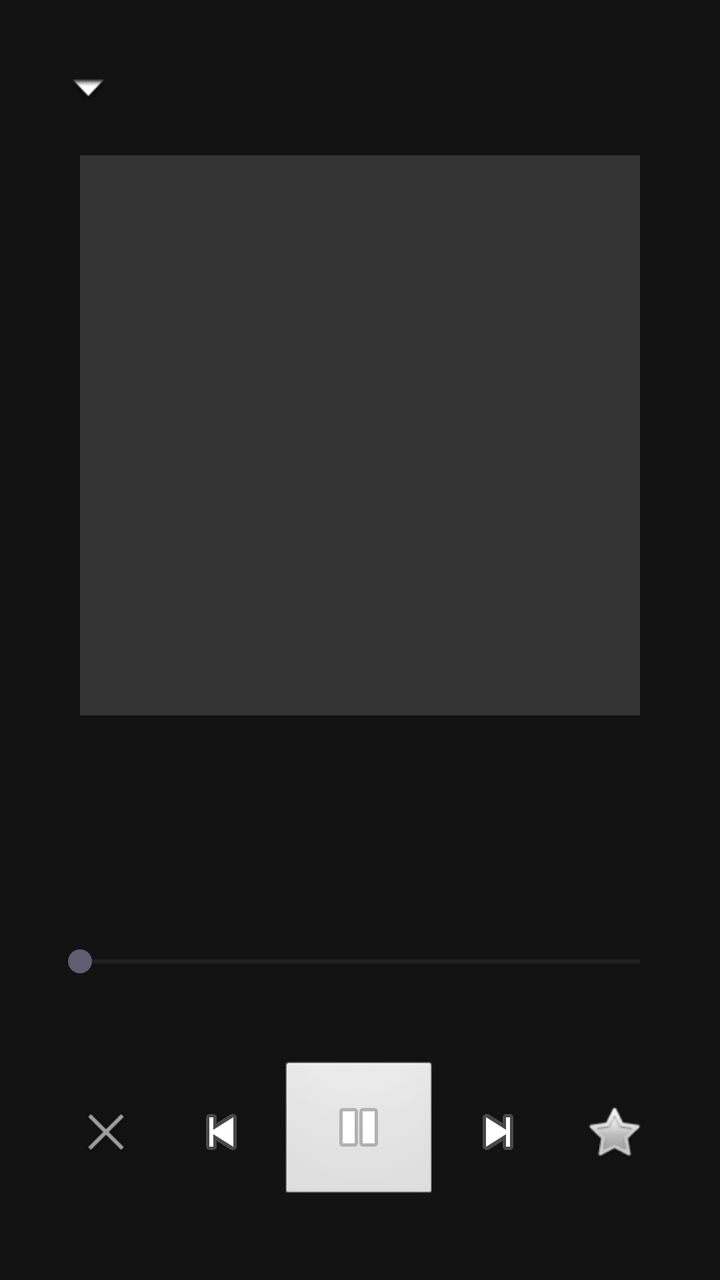
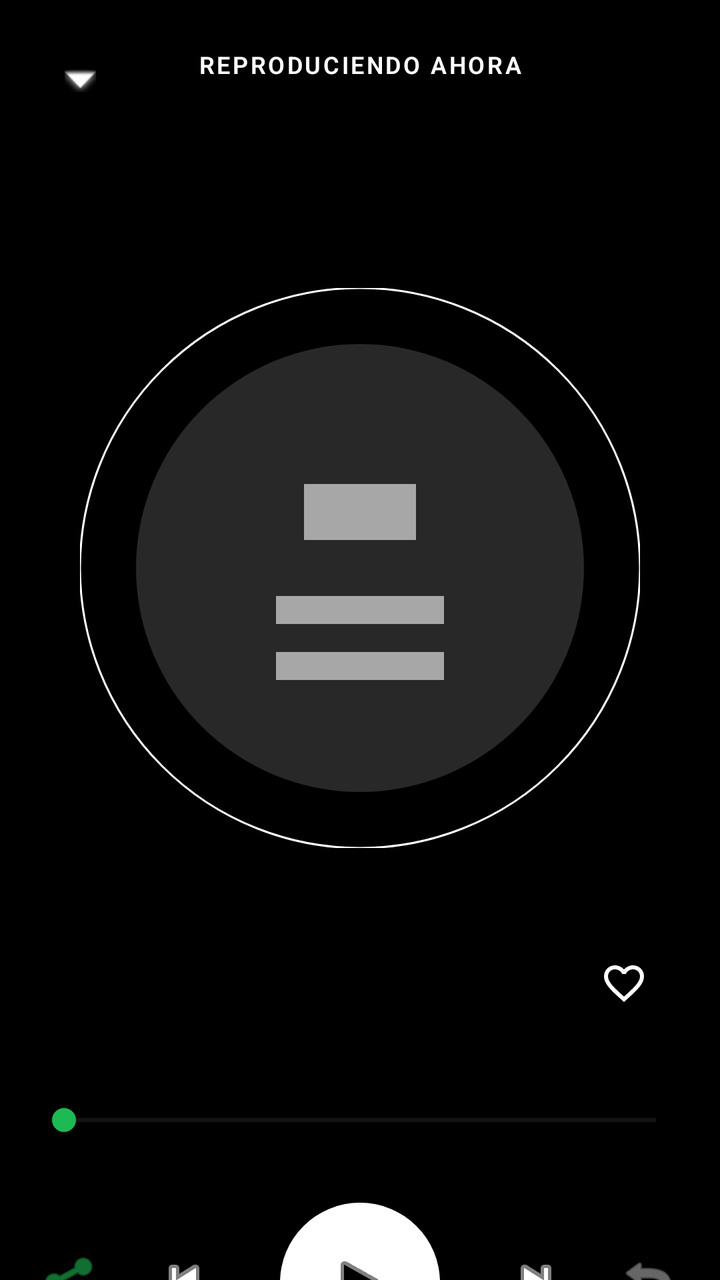

Before-and-after screenshots of an Android layout around one commit, followed by the original layout XML and the change that was made.
<!-- AndroidManifest.xml: application theme Theme.Localfly -->
<!-- res/layout/activity_now_playing.xml -->
<?xml version="1.0" encoding="utf-8"?>
<LinearLayout xmlns:android="http://schemas.android.com/apk/res/android"
    android:layout_width="match_parent"
    android:layout_height="match_parent"
    android:orientation="vertical"
    android:background="#121212"
    android:padding="24dp">

    <ImageButton
        android:id="@+id/btnClose"
        android:layout_width="40dp"
        android:layout_height="40dp"
        android:layout_gravity="start"
        android:background="?attr/selectableItemBackgroundBorderless"
        android:src="@android:drawable/arrow_down_float" />

    <Space
        android:layout_width="0dp"
        android:layout_height="0dp"
        android:layout_weight="1" />

    <ImageView
        android:id="@+id/ivFullCover"
        android:layout_width="280dp"
        android:layout_height="280dp"
        android:layout_gravity="center_horizontal"
        android:scaleType="centerCrop"
        android:background="#333333"
        android:layout_marginBottom="32dp" />

    <TextView
        android:id="@+id/tvFullTitle"
        android:layout_width="match_parent"
        android:layout_height="wrap_content"
        android:textColor="#FFFFFF"
        android:textSize="24sp"
        android:textStyle="bold"
        android:gravity="center"
        android:maxLines="2"
        android:ellipsize="end" />

    <TextView
        android:id="@+id/tvFullArtist"
        android:layout_width="match_parent"
        android:layout_height="wrap_content"
        android:textColor="#AAAAAA"
        android:textSize="16sp"
        android:gravity="center"
        android:layout_marginTop="4dp"
        android:layout_marginBottom="24dp"
        android:maxLines="1"
        android:ellipsize="end" />

    <SeekBar
        android:id="@+id/seekBarProgress"
        android:layout_width="match_parent"
        android:layout_height="wrap_content" />

    <LinearLayout
        android:layout_width="match_parent"
        android:layout_height="wrap_content"
        android:orientation="horizontal">

        <TextView
            android:id="@+id/tvCurrentTime"
            android:layout_width="0dp"
            android:layout_height="wrap_content"
            android:layout_weight="1"
            android:textColor="#AAAAAA"
            android:textSize="12sp" />

        <TextView
            android:id="@+id/tvTotalTime"
            android:layout_width="0dp"
            android:layout_height="wrap_content"
            android:layout_weight="1"
            android:gravity="end"
            android:textColor="#AAAAAA"
            android:textSize="12sp" />

    </LinearLayout>

    <LinearLayout
        android:layout_width="match_parent"
        android:layout_height="wrap_content"
        android:orientation="horizontal"
        android:gravity="center_vertical"
        android:layout_marginTop="24dp">

        <ImageButton
            android:id="@+id/btnFullDislike"
            android:layout_width="0dp"
            android:layout_height="48dp"
            android:layout_weight="1"
            android:background="?attr/selectableItemBackgroundBorderless"
            android:src="@android:drawable/ic_menu_close_clear_cancel" />

        <ImageButton
            android:id="@+id/btnFullPrev"
            android:layout_width="0dp"
            android:layout_height="48dp"
            android:layout_weight="1"
            android:background="?attr/selectableItemBackgroundBorderless"
            android:src="@android:drawable/ic_media_previous" />

        <ImageButton
            android:id="@+id/btnFullPlayPause"
            android:layout_width="0dp"
            android:layout_height="72dp"
            android:layout_weight="1.4"
            android:background="@android:drawable/btn_default"
            android:src="@android:drawable/ic_media_pause" />

        <ImageButton
            android:id="@+id/btnFullNext"
            android:layout_width="0dp"
            android:layout_height="48dp"
            android:layout_weight="1"
            android:background="?attr/selectableItemBackgroundBorderless"
            android:src="@android:drawable/ic_media_next" />

        <ImageButton
            android:id="@+id/btnFullLike"
            android:layout_width="0dp"
            android:layout_height="48dp"
            android:layout_weight="1"
            android:background="?attr/selectableItemBackgroundBorderless"
            android:src="@android:drawable/btn_star_big_off" />

    </LinearLayout>

    <Space
        android:layout_width="0dp"
        android:layout_height="0dp"
        android:layout_weight="1" />

</LinearLayout>
<!-- resources referenced by this layout -->
<resources>
  <style name="Theme.Localfly" parent="Base.Theme.Localfly" />
  <style name="Base.Theme.Localfly" parent="Theme.Material3.DayNight.NoActionBar">
          
          
      </style>
</resources>

<!-- the commit's change to res/layout/activity_now_playing.xml (unified diff, before → after) -->
@@ -1,137 +1,205 @@
 <?xml version="1.0" encoding="utf-8"?>
-<LinearLayout xmlns:android="http://schemas.android.com/apk/res/android"
+<androidx.constraintlayout.widget.ConstraintLayout xmlns:android="http://schemas.android.com/apk/res/android"
+    xmlns:app="http://schemas.android.com/apk/res-auto"
     android:layout_width="match_parent"
     android:layout_height="match_parent"
-    android:orientation="vertical"
-    android:background="#121212"
-    android:padding="24dp">
-
+    android:background="#000000">
+
+    
+    <ImageView
+        android:id="@+id/ivBlurredBackground"
+        android:layout_width="match_parent"
+        android:layout_height="match_parent"
+        android:scaleType="centerCrop"
+        android:alpha="0.4" />
+
+    <View
+        android:layout_width="match_parent"
+        android:layout_height="match_parent"
+        android:background="#66000000"
+        app:layout_constraintTop_toTopOf="parent"
+        app:layout_constraintBottom_toBottomOf="parent"
+        app:layout_constraintStart_toStartOf="parent"
+        app:layout_constraintEnd_toEndOf="parent" />
+
+    
     <ImageButton
         android:id="@+id/btnClose"
-        android:layout_width="40dp"
-        android:layout_height="40dp"
-        android:layout_gravity="start"
+        android:layout_width="48dp"
+        android:layout_height="48dp"
+        android:layout_margin="16dp"
         android:background="?attr/selectableItemBackgroundBorderless"
-        android:src="@android:drawable/arrow_down_float" />
-
-    <Space
-        android:layout_width="0dp"
-        android:layout_height="0dp"
-        android:layout_weight="1" />
-
-    <ImageView
-        android:id="@+id/ivFullCover"
+        android:src="@android:drawable/arrow_down_float"
+        app:layout_constraintStart_toStartOf="parent"
+        app:layout_constraintTop_toTopOf="parent"
+        app:tint="#FFFFFF" />
+
+    <TextView
+        android:layout_width="wrap_content"
+        android:layout_height="wrap_content"
+        android:text="REPRODUCIENDO AHORA"
+        android:textColor="#FFFFFF"
+        android:textSize="12sp"
+        android:textStyle="bold"
+        android:letterSpacing="0.1"
+        app:layout_constraintBottom_toBottomOf="@id/btnClose"
+        app:layout_constraintEnd_toEndOf="parent"
+        app:layout_constraintStart_toStartOf="parent"
+        app:layout_constraintTop_toTopOf="parent" />
+
+    
+    <com.google.android.material.imageview.ShapeableImageView
+        android:id="@+id/ivCircularImage"
         android:layout_width="280dp"
         android:layout_height="280dp"
-        android:layout_gravity="center_horizontal"
+        android:layout_marginTop="80dp"
         android:scaleType="centerCrop"
-        android:background="#333333"
-        android:layout_marginBottom="32dp" />
-
+        android:src="@drawable/ic_music_placeholder"
+        app:layout_constraintEnd_toEndOf="parent"
+        app:layout_constraintStart_toStartOf="parent"
+        app:layout_constraintTop_toBottomOf="@id/btnClose"
+        app:shapeAppearanceOverlay="@style/CircleImage"
+        app:strokeColor="#FFFFFF"
+        app:strokeWidth="1dp" />
+
+    
     <TextView
         android:id="@+id/tvFullTitle"
-        android:layout_width="match_parent"
-        android:layout_height="wrap_content"
+        android:layout_width="0dp"
+        android:layout_height="wrap_content"
+        android:layout_marginStart="32dp"
+        android:layout_marginTop="40dp"
+        android:layout_marginEnd="32dp"
         android:textColor="#FFFFFF"
-        android:textSize="24sp"
+        android:textSize="22sp"
         android:textStyle="bold"
-        android:gravity="center"
-        android:maxLines="2"
-        android:ellipsize="end" />
+        app:layout_constraintEnd_toStartOf="@+id/btnFullLike"
+        app:layout_constraintStart_toStartOf="parent"
+        app:layout_constraintTop_toBottomOf="@id/ivCircularImage" />
 
     <TextView
         android:id="@+id/tvFullArtist"
-        android:layout_width="match_parent"
-        android:layout_height="wrap_content"
+        android:layout_width="0dp"
+        android:layout_height="wrap_content"
+        android:layout_marginTop="4dp"
         android:textColor="#AAAAAA"
         android:textSize="16sp"
-        android:gravity="center"
-        android:layout_marginTop="4dp"
-        android:layout_marginBottom="24dp"
-        android:maxLines="1"
-        android:ellipsize="end" />
-
+        app:layout_constraintEnd_toEndOf="@id/tvFullTitle"
+        app:layout_constraintStart_toStartOf="@id/tvFullTitle"
+        app:layout_constraintTop_toBottomOf="@id/tvFullTitle" />
+
+    <ImageButton
+        android:id="@+id/btnFullLike"
+        android:layout_width="48dp"
+        android:layout_height="48dp"
+        android:layout_marginEnd="24dp"
+        android:background="?attr/selectableItemBackgroundBorderless"
+        android:src="@drawable/ic_like_off"
+        app:layout_constraintBottom_toBottomOf="@id/tvFullArtist"
+        app:layout_constraintEnd_toEndOf="parent"
+        app:layout_constraintTop_toTopOf="@id/tvFullTitle"
+        app:tint="#FFFFFF" />
+
+    <ImageButton
+        android:id="@+id/btnFullDislike"
+        android:layout_width="48dp"
+        android:layout_height="48dp"
+        android:layout_marginStart="24dp"
+        android:background="?attr/selectableItemBackgroundBorderless"
+        android:src="@drawable/ic_dislike"
+        app:layout_constraintBottom_toBottomOf="@id/tvFullArtist"
+        app:layout_constraintStart_toStartOf="parent"
+        app:layout_constraintTop_toTopOf="@id/tvFullTitle"
+        app:tint="#FFFFFF"
+        android:visibility="gone"/>
+
+    
     <SeekBar
         android:id="@+id/seekBarProgress"
+        android:layout_width="0dp"
+        android:layout_height="wrap_content"
+        android:layout_marginStart="16dp"
+        android:layout_marginTop="32dp"
+        android:layout_marginEnd="16dp"
+        android:progressTint="#1DB954"
+        android:thumbTint="#1DB954"
+        app:layout_constraintEnd_toEndOf="parent"
+        app:layout_constraintStart_toStartOf="parent"
+        app:layout_constraintTop_toBottomOf="@id/tvFullArtist" />
+
+    <TextView
+        android:id="@+id/tvCurrentTime"
+        android:layout_width="wrap_content"
+        android:layout_height="wrap_content"
+        android:layout_marginStart="24dp"
+        android:textColor="#AAAAAA"
+        android:textSize="12sp"
+        app:layout_constraintStart_toStartOf="parent"
+        app:layout_constraintTop_toBottomOf="@id/seekBarProgress" />
+
+    <TextView
+        android:id="@+id/tvTotalTime"
+        android:layout_width="wrap_content"
+        android:layout_height="wrap_content"
+        android:layout_marginEnd="24dp"
+        android:textColor="#AAAAAA"
+        android:textSize="12sp"
+        app:layout_constraintEnd_toEndOf="parent"
+        app:layout_constraintTop_toBottomOf="@id/seekBarProgress" />
+
+    
+    <LinearLayout
+        android:id="@+id/llControls"
         android:layout_width="match_parent"
-        android:layout_height="wrap_content" />
-
-    <LinearLayout
-        android:layout_width="match_parent"
-        android:layout_height="wrap_content"
-        android:orientation="horizontal">
-
-        <TextView
-            android:id="@+id/tvCurrentTime"
-            android:layout_width="0dp"
-            android:layout_height="wrap_content"
-            android:layout_weight="1"
-            android:textColor="#AAAAAA"
-            android:textSize="12sp" />
-
-        <TextView
-            android:id="@+id/tvTotalTime"
-            android:layout_width="0dp"
-            android:layout_height="wrap_content"
-            android:layout_weight="1"
-            android:gravity="end"
-            android:textColor="#AAAAAA"
-            android:textSize="12sp" />
+        android:layout_height="wrap_content"
+        android:layout_marginTop="16dp"
+        android:gravity="center"
+        android:orientation="horizontal"
+        app:layout_constraintTop_toBottomOf="@id/tvCurrentTime">
+
+        <ImageButton
+            android:id="@+id/btnShuffle"
+            android:layout_width="48dp"
+            android:layout_height="48dp"
+            android:background="?attr/selectableItemBackgroundBorderless"
+            android:src="@android:drawable/ic_menu_share"
+            app:tint="#1DB954" />
+
+        <ImageButton
+            android:id="@+id/btnFullPrev"
+            android:layout_width="64dp"
+            android:layout_height="64dp"
+            android:background="?attr/selectableItemBackgroundBorderless"
+            android:src="@android:drawable/ic_media_previous"
+            app:tint="#FFFFFF" />
+
+        <ImageButton
+            android:id="@+id/btnFullPlayPause"
+            android:layout_width="80dp"
+            android:layout_height="80dp"
+            android:layout_marginHorizontal="16dp"
+            android:background="@drawable/bg_circle_white"
+            android:padding="20dp"
+            android:scaleType="centerInside"
+            android:src="@android:drawable/ic_media_play"
+            app:tint="#000000" />
+
+        <ImageButton
+            android:id="@+id/btnFullNext"
+            android:layout_width="64dp"
+            android:layout_height="64dp"
+            android:background="?attr/selectableItemBackgroundBorderless"
+            android:src="@android:drawable/ic_media_next"
+            app:tint="#FFFFFF" />
+
+        <ImageButton
+            android:id="@+id/btnRepeat"
+            android:layout_width="48dp"
+            android:layout_height="48dp"
+            android:background="?attr/selectableItemBackgroundBorderless"
+            android:src="@android:drawable/ic_menu_revert"
+            app:tint="#AAAAAA" />
 
     </LinearLayout>
 
-    <LinearLayout
-        android:layout_width="match_parent"
-        android:layout_height="wrap_content"
-        android:orientation="horizontal"
-        android:gravity="center_vertical"
-        android:layout_marginTop="24dp">
-
-        <ImageButton
-            android:id="@+id/btnFullDislike"
-            android:layout_width="0dp"
-            android:layout_height="48dp"
-            android:layout_weight="1"
-            android:background="?attr/selectableItemBackgroundBorderless"
-            android:src="@android:drawable/ic_menu_close_clear_cancel" />
-
-        <ImageButton
-            android:id="@+id/btnFullPrev"
-            android:layout_width="0dp"
-            android:layout_height="48dp"
-            android:layout_weight="1"
-            android:background="?attr/selectableItemBackgroundBorderless"
-            android:src="@android:drawable/ic_media_previous" />
-
-        <ImageButton
-            android:id="@+id/btnFullPlayPause"
-            android:layout_width="0dp"
-            android:layout_height="72dp"
-            android:layout_weight="1.4"
-            android:background="@android:drawable/btn_default"
-            android:src="@android:drawable/ic_media_pause" />
-
-        <ImageButton
-            android:id="@+id/btnFullNext"
-            android:layout_width="0dp"
-            android:layout_height="48dp"
-            android:layout_weight="1"
-            android:background="?attr/selectableItemBackgroundBorderless"
-            android:src="@android:drawable/ic_media_next" />
-
-        <ImageButton
-            android:id="@+id/btnFullLike"
-            android:layout_width="0dp"
-            android:layout_height="48dp"
-            android:layout_weight="1"
-            android:background="?attr/selectableItemBackgroundBorderless"
-            android:src="@android:drawable/btn_star_big_off" />
-
-    </LinearLayout>
-
-    <Space
-        android:layout_width="0dp"
-        android:layout_height="0dp"
-        android:layout_weight="1" />
-
-</LinearLayout>
+</androidx.constraintlayout.widget.ConstraintLayout>
<!-- resource entries referenced after the edit -->
@@ -1,9 +1,53 @@
 <!-- resources referenced by this layout -->
 <resources>
+  <!-- drawable bg_circle_white (drawable) -->
+  <?xml version="1.0" encoding="utf-8"?>
+  <shape xmlns:android="http://schemas.android.com/apk/res/android"
+      android:shape="oval">
+      <solid android:color="#FFFFFF" />
+  </shape>
+  <!-- drawable ic_dislike (drawable) -->
+  <vector xmlns:android="http://schemas.android.com/apk/res/android"
+      android:width="24dp"
+      android:height="24dp"
+      android:viewportWidth="24"
+      android:viewportHeight="24">
+      <path
+          android:fillColor="#FFFFFF"
+          android:pathData="M15,3H6c-0.83,0 -1.54,0.5 -1.84,1.22l-3.02,7.05c-0.09,0.23 -0.14,0.47 -0.14,0.73v2c0,1.1 0.9,2 2,2h6.31l-0.95,4.57c-0.03,0.16 -0.04,0.34 0,0.5 0.09,0.39 0.34,0.74 0.69,0.97L9.83,22 14.59,17.24C14.85,16.98 15,16.62 15,16.23V3zM21,3h-4v12h4c1.1,0 2,-0.9 2,-2V5C23,3.9 22.1,3 21,3z" />
+  </vector>
+  <!-- drawable ic_like_off (drawable) -->
+  <vector xmlns:android="http://schemas.android.com/apk/res/android"
+      android:width="24dp"
+      android:height="24dp"
+      android:viewportWidth="24"
+      android:viewportHeight="24">
+      <path
+          android:fillColor="#FFFFFF"
+          android:pathData="M16.5,3c-1.74,0 -3.41,0.81 -4.5,2.09C10.91,3.81 9.24,3 7.5,3 4.42,3 2,5.42 2,8.5c0,3.78 3.4,6.86 8.55,11.54L12,21.35l1.45,-1.32C18.6,15.36 22,12.28 22,8.5 22,5.42 19.58,3 16.5,3zM12.1,18.55l-0.1,0.1 -0.1,-0.1C7.14,14.24 4,11.39 4,8.5 4,6.5 5.5,5 7.5,5c1.54,0 3.04,0.99 3.57,2.36h1.87C13.46,5.99 14.96,5 16.5,5c2,0 3.5,1.5 3.5,3.5 0,2.89 -3.14,5.74 -7.9,10.05z" />
+  </vector>
+  <!-- drawable ic_music_placeholder (drawable) -->
+  <vector xmlns:android="http://schemas.android.com/apk/res/android"
+      android:width="100dp"
+      android:height="100dp"
+      android:viewportWidth="100"
+      android:viewportHeight="100">
+      <path
+          android:fillColor="#282828"
+          android:pathData="M50,50m-40,0a40,40 0,1 1,80 0a40,40 0,1 1,-80 0" />
+      <path
+          android:fillColor="#A7A7A7"
+          android:pathData="M40,35h20v10h-20z M35,55h30v5h-30z M35,65h30v5h-30z" />
+  </vector>
+  <style name="CircleImage" parent="">
+          <item name="cornerFamily">rounded</item>
+          <item name="cornerSize">50%</item>
+      </style>
   <style name="Theme.Localfly" parent="Base.Theme.Localfly" />
   <style name="Base.Theme.Localfly" parent="Theme.Material3.DayNight.NoActionBar">
           
-          
+          <item name="android:fontFamily">sans-serif-light</item>
+          <item name="fontFamily">sans-serif-light</item>
       </style>
 </resources>
 
